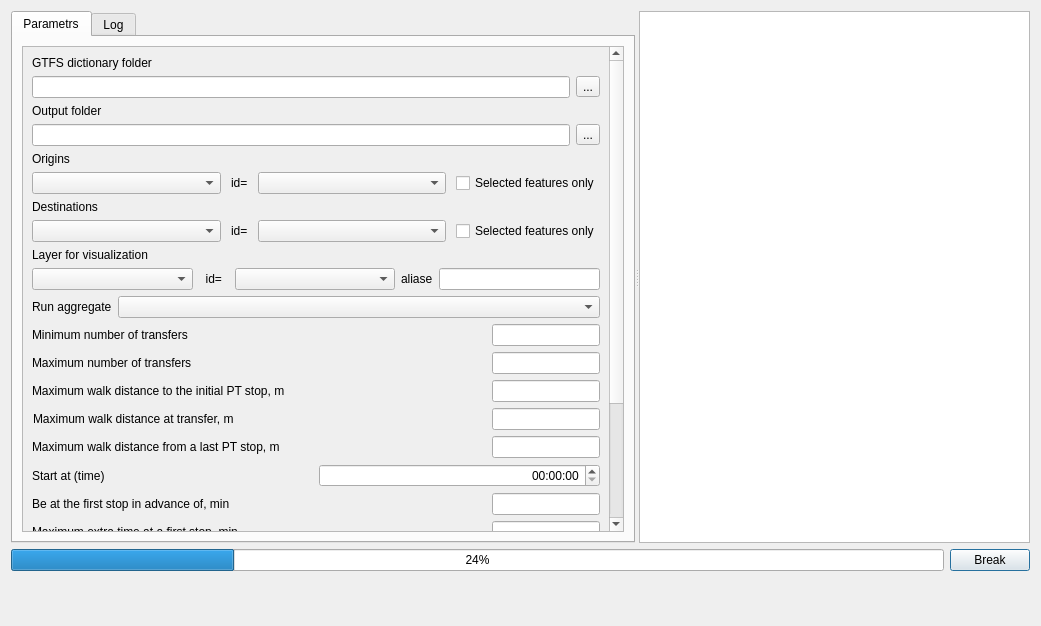
The window that tau_net_calc/raptor.ui (geosimlab/accessibility) describes before a commit, drawn with Qt 5.
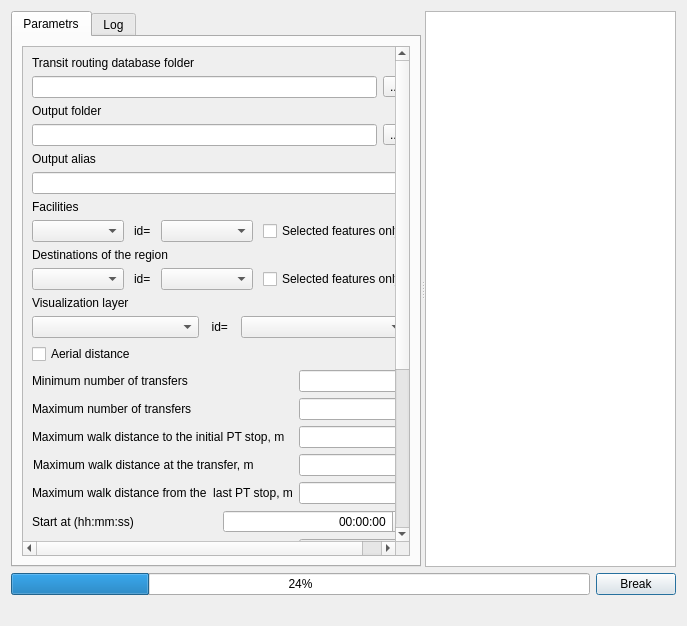
The same window after the commit. Custom widgets are drawn as their Qt base class.

The edit to the form file:
```diff
--- a/tau_net_calc/raptor.ui
+++ b/tau_net_calc/raptor.ui
@@ -9,7 +9,7 @@
    <rect>
     <x>0</x>
     <y>0</y>
-    <width>1041</width>
+    <width>687</width>
     <height>626</height>
    </rect>
   </property>
@@ -52,9 +52,9 @@
            <property name="geometry">
             <rect>
              <x>0</x>
-             <y>-366</y>
-             <width>584</width>
-             <height>677</height>
+             <y>-480</y>
+             <width>393</width>
+             <height>774</height>
             </rect>
            </property>
            <layout class="QVBoxLayout" name="verticalLayout_2">
@@ -63,7 +63,7 @@
               <item row="0" column="0">
                <widget class="QLabel" name="label_19">
                 <property name="text">
-                 <string>GTFS dictionary folder</string>
+                 <string>Transit routing database folder</string>
                 </property>
                </widget>
               </item>
@@ -88,14 +88,51 @@
                 </property>
                </widget>
               </item>
+              <item row="4" column="0" colspan="2">
+               <layout class="QHBoxLayout" name="horizontalLayout_21">
+                <item>
+                 <widget class="QLineEdit" name="txtPathToProtocols"/>
+                </item>
+                <item>
+                 <widget class="QToolButton" name="toolButton_protocol">
+                  <property name="text">
+                   <string>...</string>
+                  </property>
+                 </widget>
+                </item>
+               </layout>
+              </item>
               <item row="6" column="0">
-               <widget class="QLabel" name="label_17">
+               <widget class="QLabel" name="label_7">
+                <property name="sizePolicy">
+                 <sizepolicy hsizetype="Maximum" vsizetype="Preferred">
+                  <horstretch>0</horstretch>
+                  <verstretch>0</verstretch>
+                 </sizepolicy>
+                </property>
                 <property name="text">
-                 <string>Origins</string>
+                 <string>Output alias</string>
                 </property>
                </widget>
               </item>
               <item row="7" column="0" colspan="2">
+               <widget class="QLineEdit" name="txtAliase">
+                <property name="sizePolicy">
+                 <sizepolicy hsizetype="Expanding" vsizetype="Preferred">
+                  <horstretch>0</horstretch>
+                  <verstretch>0</verstretch>
+                 </sizepolicy>
+                </property>
+               </widget>
+              </item>
+              <item row="8" column="0">
+               <widget class="QLabel" name="label_17">
+                <property name="text">
+                 <string>Facilities</string>
+                </property>
+               </widget>
+              </item>
+              <item row="9" column="0" colspan="2">
                <layout class="QHBoxLayout" name="horizontalLayout_19">
                 <property name="spacing">
                  <number>10</number>
@@ -141,14 +178,14 @@
                 </item>
                </layout>
               </item>
-              <item row="9" column="0">
+              <item row="11" column="0">
                <widget class="QLabel" name="label_5">
                 <property name="text">
-                 <string>Destinations</string>
+                 <string>Destinations of the region</string>
                 </property>
                </widget>
               </item>
-              <item row="10" column="0" colspan="2">
+              <item row="12" column="0" colspan="2">
                <layout class="QHBoxLayout" name="horizontalLayout_18">
                 <property name="spacing">
                  <number>10</number>
@@ -187,19 +224,19 @@
                 </item>
                </layout>
               </item>
-              <item row="11" column="0">
+              <item row="13" column="0">
                <widget class="QLabel" name="label">
                 <property name="text">
-                 <string>Layer for visualization</string>
+                 <string>Visualization layer</string>
                 </property>
                </widget>
               </item>
-              <item row="12" column="0" colspan="2">
+              <item row="14" column="0" colspan="2">
                <layout class="QHBoxLayout" name="horizontalLayout_20">
                 <item>
                  <widget class="QComboBox" name="cmbVizLayers">
                   <property name="sizePolicy">
-                   <sizepolicy hsizetype="Minimum" vsizetype="Minimum">
+                   <sizepolicy hsizetype="Preferred" vsizetype="Fixed">
                     <horstretch>0</horstretch>
                     <verstretch>0</verstretch>
                    </sizepolicy>
@@ -222,39 +259,27 @@
                 <item>
                  <widget class="QComboBox" name="cmbVizLayers_fields">
                   <property name="sizePolicy">
-                   <sizepolicy hsizetype="Minimum" vsizetype="Minimum">
+                   <sizepolicy hsizetype="Preferred" vsizetype="Fixed">
                     <horstretch>0</horstretch>
                     <verstretch>0</verstretch>
                    </sizepolicy>
                   </property>
                  </widget>
                 </item>
+               </layout>
+              </item>
+              <item row="17" column="0" colspan="2">
+               <layout class="QHBoxLayout" name="horizontalLayout_22">
                 <item>
-                 <widget class="QLabel" name="label_7">
-                  <property name="sizePolicy">
-                   <sizepolicy hsizetype="Maximum" vsizetype="Preferred">
-                    <horstretch>0</horstretch>
-                    <verstretch>0</verstretch>
-                   </sizepolicy>
-                  </property>
+                 <widget class="QCheckBox" name="cbRunOnAir">
                   <property name="text">
-                   <string>aliase</string>
-                  </property>
-                 </widget>
-                </item>
-                <item>
-                 <widget class="QLineEdit" name="txtAliase">
-                  <property name="sizePolicy">
-                   <sizepolicy hsizetype="Preferred" vsizetype="Preferred">
-                    <horstretch>0</horstretch>
-                    <verstretch>0</verstretch>
-                   </sizepolicy>
+                   <string>Aerial distance</string>
                   </property>
                  </widget>
                 </item>
                </layout>
               </item>
-              <item row="15" column="0" colspan="2">
+              <item row="33" column="0" colspan="2">
                <layout class="QHBoxLayout" name="horizontalLayout_6">
                 <item>
                  <widget class="QLabel" name="lblFields">
@@ -265,7 +290,7 @@
                    </sizepolicy>
                   </property>
                   <property name="text">
-                   <string>Run aggregate</string>
+                   <string>Aggregate</string>
                   </property>
                  </widget>
                 </item>
@@ -274,7 +299,7 @@
                 </item>
                </layout>
               </item>
-              <item row="17" column="0" colspan="2">
+              <item row="19" column="0" colspan="2">
                <layout class="QHBoxLayout" name="horizontalLayout_4">
                 <item>
                  <widget class="QLabel" name="label_15">
@@ -298,7 +323,7 @@
                 </item>
                </layout>
               </item>
-              <item row="18" column="0" colspan="2">
+              <item row="20" column="0" colspan="2">
                <layout class="QHBoxLayout" name="horizontalLayout_5">
                 <item>
                  <widget class="QLabel" name="label_16">
@@ -322,7 +347,7 @@
                 </item>
                </layout>
               </item>
-              <item row="19" column="0" colspan="2">
+              <item row="21" column="0" colspan="2">
                <layout class="QHBoxLayout" name="horizontalLayout_3">
                 <item>
                  <widget class="QLabel" name="lbMaxWalkDistanceInitial">
@@ -352,7 +377,7 @@
                 </item>
                </layout>
               </item>
-              <item row="20" column="0" colspan="2">
+              <item row="22" column="0" colspan="2">
                <layout class="QHBoxLayout" name="horizontalLayout_7">
                 <property name="leftMargin">
                  <number>1</number>
@@ -360,7 +385,7 @@
                 <item>
                  <widget class="QLabel" name="label_14">
                   <property name="text">
-                   <string>Maximum walk distance at transfer, m</string>
+                   <string>Maximum walk distance at the transfer, m</string>
                   </property>
                  </widget>
                 </item>
@@ -379,12 +404,12 @@
                 </item>
                </layout>
               </item>
-              <item row="21" column="0" colspan="2">
+              <item row="23" column="0" colspan="2">
                <layout class="QHBoxLayout" name="horizontalLayout_8">
                 <item>
                  <widget class="QLabel" name="label_20">
                   <property name="text">
-                   <string>Maximum walk distance from a last PT stop, m</string>
+                   <string>Maximum walk distance from the  last PT stop, m</string>
                   </property>
                  </widget>
                 </item>
@@ -403,7 +428,7 @@
                 </item>
                </layout>
               </item>
-              <item row="22" column="0" colspan="2">
+              <item row="24" column="0" colspan="2">
                <layout class="QHBoxLayout" name="horizontalLayout_9">
                 <item>
                  <widget class="QLabel" name="label_21">
@@ -414,7 +439,7 @@
                    </sizepolicy>
                   </property>
                   <property name="text">
-                   <string>Start at (time)</string>
+                   <string>Start at (hh:mm:ss)</string>
                   </property>
                  </widget>
                 </item>
@@ -430,7 +455,7 @@
                 </item>
                </layout>
               </item>
-              <item row="23" column="0" colspan="2">
+              <item row="25" column="0" colspan="2">
                <layout class="QHBoxLayout" name="horizontalLayout_10">
                 <item>
                  <widget class="QLabel" name="lblDepartureInterval">
@@ -454,7 +479,7 @@
                 </item>
                </layout>
               </item>
-              <item row="24" column="0" colspan="2">
+              <item row="26" column="0" colspan="2">
                <layout class="QHBoxLayout" name="horizontalLayout_11">
                 <item>
                  <widget class="QLabel" name="lblMaxExtraTime">
@@ -478,7 +503,7 @@
                 </item>
                </layout>
               </item>
-              <item row="25" column="0" colspan="2">
+              <item row="27" column="0" colspan="2">
                <layout class="QHBoxLayout" name="horizontalLayout_12">
                 <item>
                  <widget class="QLabel" name="label_4">
@@ -505,12 +530,12 @@
                 </item>
                </layout>
               </item>
-              <item row="26" column="0" colspan="2">
+              <item row="28" column="0" colspan="2">
                <layout class="QHBoxLayout" name="horizontalLayout_13">
                 <item>
                  <widget class="QLabel" name="lblMaxWaitTime">
                   <property name="text">
-                   <string>Maximum waiting time at initial stop, min</string>
+                   <string>Maximum waiting time at the initial stop, min</string>
                   </property>
                  </widget>
                 </item>
@@ -529,12 +554,12 @@
                 </item>
                </layout>
               </item>
-              <item row="27" column="0" colspan="2">
+              <item row="29" column="0" colspan="2">
                <layout class="QHBoxLayout" name="horizontalLayout_14">
                 <item>
                  <widget class="QLabel" name="label_23">
                   <property name="text">
-                   <string>Maximum waiting time at transfer stop, min</string>
+                   <string>Maximum waiting time at the transfer stop, min</string>
                   </property>
                  </widget>
                 </item>
@@ -553,12 +578,12 @@
                 </item>
                </layout>
               </item>
-              <item row="28" column="0" colspan="2">
+              <item row="32" column="0" colspan="2">
                <layout class="QHBoxLayout" name="horizontalLayout_16">
                 <item>
                  <widget class="QLabel" name="lblTimeInterval">
                   <property name="text">
-                   <string>Time bin for storing the results, min</string>
+                   <string>Number of bins</string>
                   </property>
                  </widget>
                 </item>
@@ -577,12 +602,39 @@
                 </item>
                </layout>
               </item>
-              <item row="29" column="0" colspan="2">
+              <item row="30" column="0" colspan="2">
+               <layout class="QHBoxLayout" name="horizontalLayout_23">
+                <item>
+                 <widget class="QLabel" name="label_8">
+                  <property name="text">
+                   <string>Boarding time gap, s</string>
+                  </property>
+                 </widget>
+                </item>
+                <item>
+                 <widget class="QLineEdit" name="txtTimeGap">
+                  <property name="sizePolicy">
+                   <sizepolicy hsizetype="Fixed" vsizetype="Fixed">
+                    <horstretch>0</horstretch>
+                    <verstretch>20</verstretch>
+                   </sizepolicy>
+                  </property>
+                  <property name="text">
+                   <string>txtTimeGap</string>
+                  </property>
+                  <property name="alignment">
+                   <set>Qt::AlignRight|Qt::AlignTrailing|Qt::AlignVCenter</set>
+                  </property>
+                 </widget>
+                </item>
+               </layout>
+              </item>
+              <item row="31" column="0" colspan="2">
                <layout class="QHBoxLayout" name="horizontalLayout_15">
                 <item>
                  <widget class="QLabel" name="label_24">
                   <property name="text">
-                   <string>Maximum total travel time, min</string>
+                   <string>Maximum travel time, min</string>
                   </property>
                  </widget>
                 </item>
@@ -601,20 +653,6 @@
                 </item>
                </layout>
               </item>
-              <item row="4" column="0" colspan="2">
-               <layout class="QHBoxLayout" name="horizontalLayout_21">
-                <item>
-                 <widget class="QLineEdit" name="txtPathToProtocols"/>
-                </item>
-                <item>
-                 <widget class="QToolButton" name="toolButton_protocol">
-                  <property name="text">
-                   <string>...</string>
-                  </property>
-                 </widget>
-                </item>
-               </layout>
-              </item>
              </layout>
             </item>
            </layout>
@@ -660,33 +698,34 @@
     </layout>
    </item>
    <item>
-    <widget class="QFrame" name="gridFrame">
-     <layout class="QGridLayout" name="gridLayout_2">
-      <property name="sizeConstraint">
-       <enum>QLayout::SetFixedSize</enum>
-      </property>
-      <property name="spacing">
-       <number>0</number>
-      </property>
-      <item row="0" column="0">
-       <widget class="QLabel" name="lblMessages">
-        <property name="text">
-         <string/>
-        </property>
-       </widget>
-      </item>
-     </layout>
-    </widget>
-   </item>
-   <item alignment="Qt::AlignRight">
-    <widget class="QDialogButtonBox" name="buttonBox">
-     <property name="standardButtons">
-      <set>QDialogButtonBox::NoButton</set>
-     </property>
-     <property name="centerButtons">
-      <bool>true</bool>
-     </property>
-    </widget>
+    <layout class="QHBoxLayout" name="horizontalLayout_4">
+     <item>
+      <widget class="QLabel" name="lblMessages">
+       <property name="sizePolicy">
+        <sizepolicy hsizetype="Minimum" vsizetype="Minimum">
+         <horstretch>0</horstretch>
+         <verstretch>0</verstretch>
+        </sizepolicy>
+       </property>
+       <property name="lineWidth">
+        <number>0</number>
+       </property>
+       <property name="text">
+        <string/>
+       </property>
+      </widget>
+     </item>
+     <item alignment="Qt::AlignRight">
+      <widget class="QDialogButtonBox" name="buttonBox">
+       <property name="standardButtons">
+        <set>QDialogButtonBox::NoButton</set>
+       </property>
+       <property name="centerButtons">
+        <bool>true</bool>
+       </property>
+      </widget>
+     </item>
+    </layout>
    </item>
   </layout>
  </widget>
```
